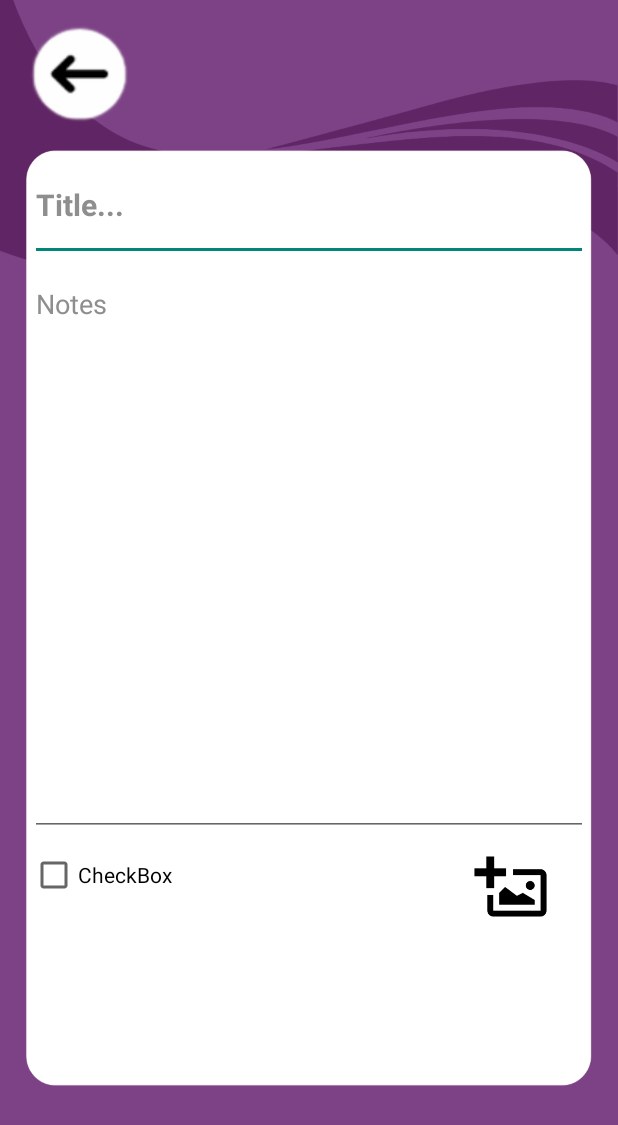
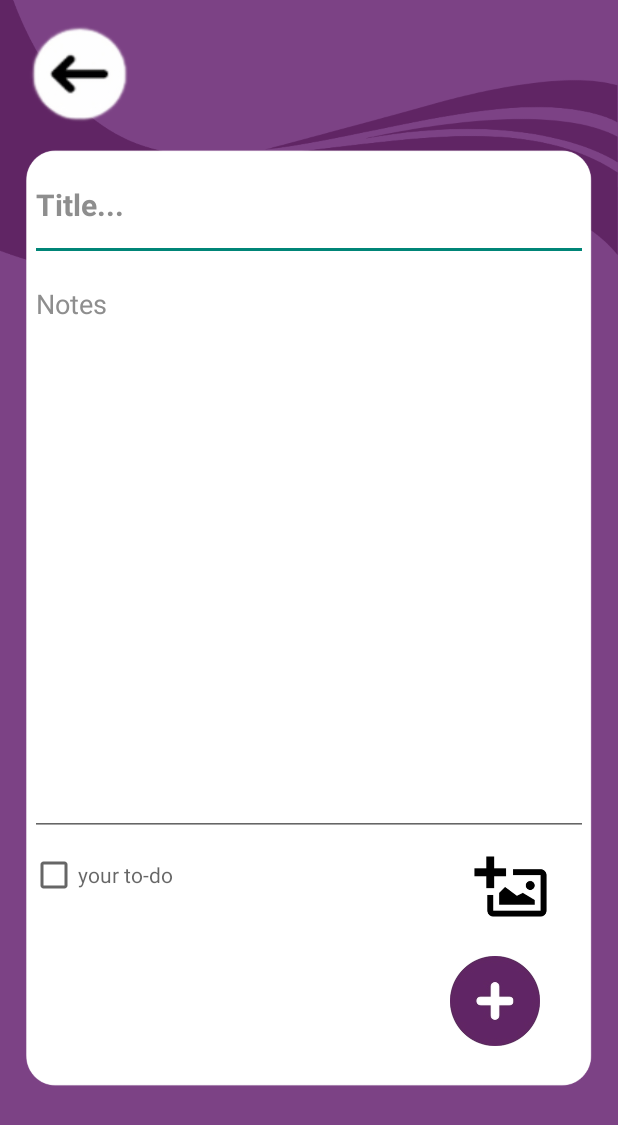
Before and after one commit to gomeyyy/ReMine, an Android app: the NotesAndTodos screen opened directly, with no data from a screen before it, on a phone screen of 412 x 824 dp. Shown: the top 1125 px of the screen. Run offline under Robolectric (Android 15) with nearby library versions, the phone set to English and light mode, and no system bars.

Commit message:
add button dekat add note

```diff
--- a/app/src/main/res/layout/activity_notes_and_todos.xml
+++ b/app/src/main/res/layout/activity_notes_and_todos.xml
@@ -69,7 +69,7 @@
             android:layout_marginTop="10dp"
             android:layout_weight="1"
             android:layout_marginLeft="20dp"
-            android:text="CheckBox" />
+            android:hint="your to-do" />
 
         <ImageButton
             android:id="@+id/imageButton2"
@@ -82,6 +82,19 @@
 
     </LinearLayout>
 
-
+    <Button
+        android:id="@+id/goToAddTaskButton"
+        android:layout_width="60dp"
+        android:layout_height="60dp"
+        android:layout_marginBottom="2dp"
+        android:layout_marginStart="300dp"
+        android:background="@drawable/add_icon"
+        android:textColor="@color/white"
+        android:textSize="20sp"
+        android:textStyle="bold"
+        app:layout_constraintEnd_toEndOf="parent"
+        app:layout_constraintHorizontal_bias="0.498"
+        app:layout_constraintStart_toStartOf="parent"
+        app:layout_constraintTop_toTopOf="parent" />
 
 </LinearLayout>
```
